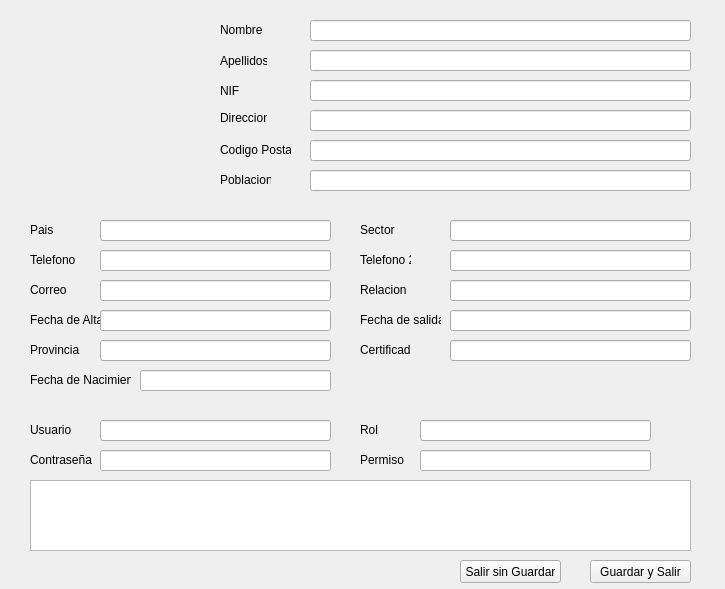
First picture: the form in src/UI/perfilUsuario.ui, repository PurpleFlamingo/purpleACOES, before the edit.
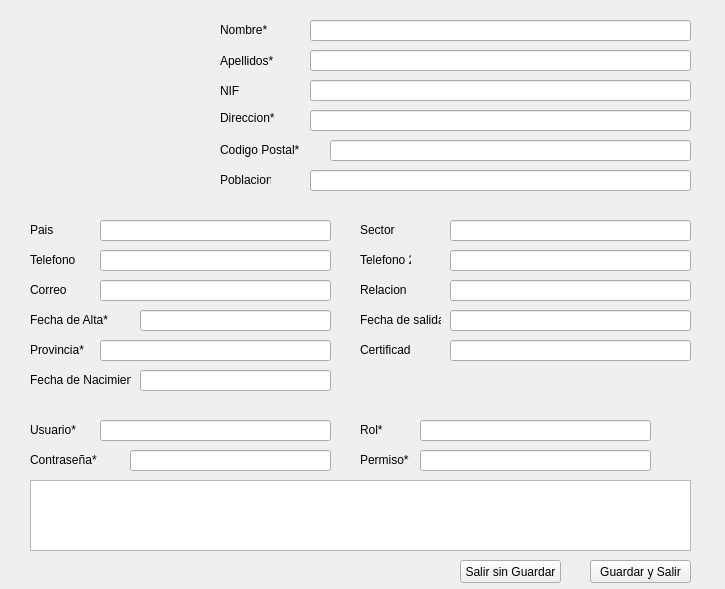
Second picture: the form after the edit. Icons and pictures are not drawn.

Commit message: Fixed crash when non-obligatory fields where empty

Diff of the .ui file:
```diff
--- a/src/UI/perfilUsuario.ui
+++ b/src/UI/perfilUsuario.ui
@@ -45,12 +45,12 @@
      <rect>
       <x>220</x>
       <y>20</y>
-      <width>51</width>
+      <width>61</width>
       <height>20</height>
      </rect>
     </property>
     <property name="text">
-     <string>Nombre</string>
+     <string>Nombre*</string>
     </property>
    </widget>
    <widget class="QLabel" name="lApellidos">
@@ -58,12 +58,12 @@
      <rect>
       <x>220</x>
       <y>50</y>
-      <width>47</width>
+      <width>81</width>
       <height>21</height>
      </rect>
     </property>
     <property name="text">
-     <string>Apellidos</string>
+     <string>Apellidos*</string>
     </property>
    </widget>
    <widget class="QLabel" name="lNif">
@@ -84,12 +84,12 @@
      <rect>
       <x>220</x>
       <y>110</y>
-      <width>47</width>
+      <width>71</width>
       <height>16</height>
      </rect>
     </property>
     <property name="text">
-     <string>Direccion</string>
+     <string>Direccion*</string>
     </property>
    </widget>
    <widget class="QLineEdit" name="eNombre">
@@ -181,9 +181,9 @@
    <widget class="QLineEdit" name="eCodigoPostal">
     <property name="geometry">
      <rect>
-      <x>310</x>
+      <x>330</x>
       <y>140</y>
-      <width>381</width>
+      <width>361</width>
       <height>21</height>
      </rect>
     </property>
@@ -193,12 +193,12 @@
      <rect>
       <x>220</x>
       <y>140</y>
-      <width>71</width>
+      <width>111</width>
       <height>20</height>
      </rect>
     </property>
     <property name="text">
-     <string>Codigo Postal</string>
+     <string>Codigo Postal*</string>
     </property>
    </widget>
    <widget class="QLabel" name="lEstado">
@@ -258,12 +258,12 @@
      <rect>
       <x>30</x>
       <y>310</y>
-      <width>81</width>
+      <width>101</width>
       <height>20</height>
      </rect>
     </property>
     <property name="text">
-     <string>Fecha de Alta</string>
+     <string>Fecha de Alta*</string>
     </property>
    </widget>
    <widget class="QLabel" name="lSector">
@@ -391,9 +391,9 @@
    <widget class="QLineEdit" name="eFechaAlta">
     <property name="geometry">
      <rect>
-      <x>100</x>
+      <x>140</x>
       <y>310</y>
-      <width>231</width>
+      <width>191</width>
       <height>21</height>
      </rect>
     </property>
@@ -418,7 +418,7 @@
      </rect>
     </property>
     <property name="text">
-     <string>Provincia</string>
+     <string>Provincia*</string>
     </property>
    </widget>
    <widget class="QLineEdit" name="eProvincia">
@@ -436,12 +436,12 @@
      <rect>
       <x>30</x>
       <y>420</y>
-      <width>51</width>
+      <width>61</width>
       <height>20</height>
      </rect>
     </property>
     <property name="text">
-     <string>Usuario</string>
+     <string>Usuario*</string>
     </property>
    </widget>
    <widget class="QLabel" name="lRol">
@@ -454,7 +454,7 @@
      </rect>
     </property>
     <property name="text">
-     <string>Rol</string>
+     <string>Rol*</string>
     </property>
    </widget>
    <widget class="QLabel" name="lFechaNacimiento">
@@ -475,12 +475,12 @@
      <rect>
       <x>30</x>
       <y>450</y>
-      <width>71</width>
+      <width>91</width>
       <height>20</height>
      </rect>
     </property>
     <property name="text">
-     <string>Contraseña</string>
+     <string>Contraseña*</string>
     </property>
    </widget>
    <widget class="QLabel" name="lPermiso">
@@ -488,12 +488,12 @@
      <rect>
       <x>360</x>
       <y>450</y>
-      <width>51</width>
+      <width>61</width>
       <height>20</height>
      </rect>
     </property>
     <property name="text">
-     <string>Permiso</string>
+     <string>Permiso*</string>
     </property>
    </widget>
    <widget class="QLineEdit" name="eUsuario">
@@ -519,9 +519,9 @@
    <widget class="QLineEdit" name="eClave">
     <property name="geometry">
      <rect>
-      <x>100</x>
+      <x>130</x>
       <y>450</y>
-      <width>231</width>
+      <width>201</width>
       <height>21</height>
      </rect>
     </property>
```
The commit also changes 1 other file.
